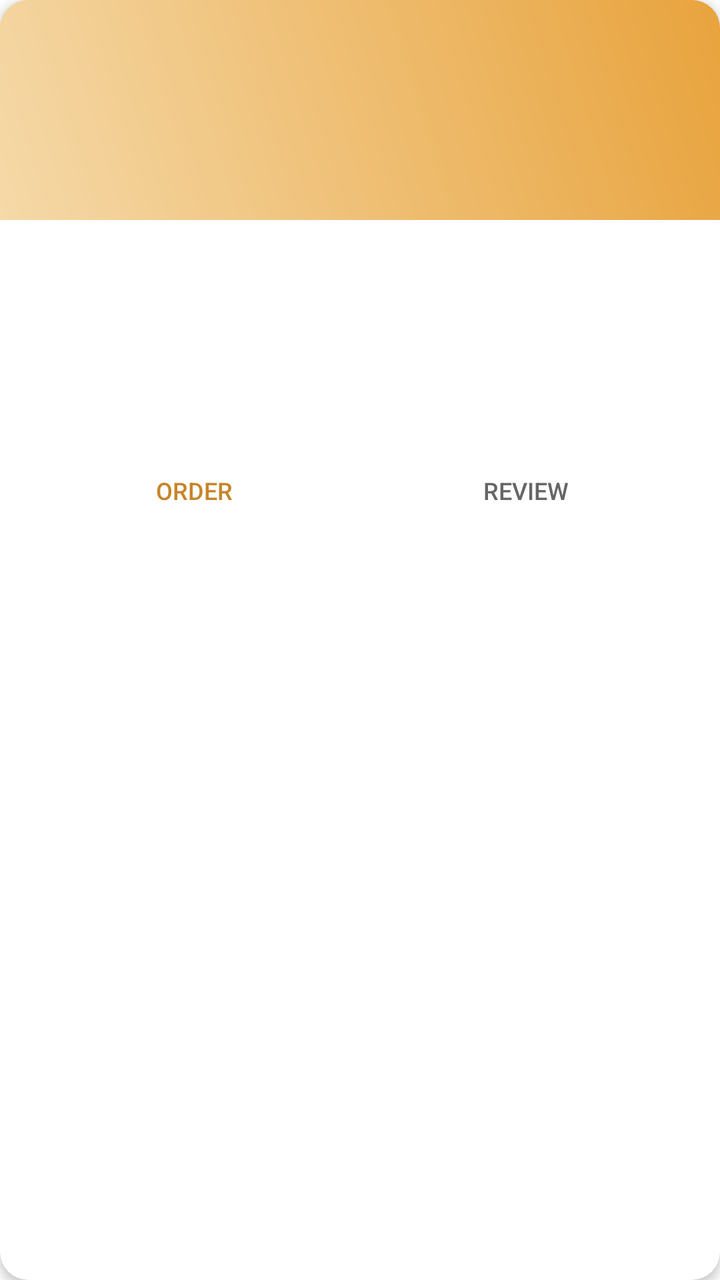
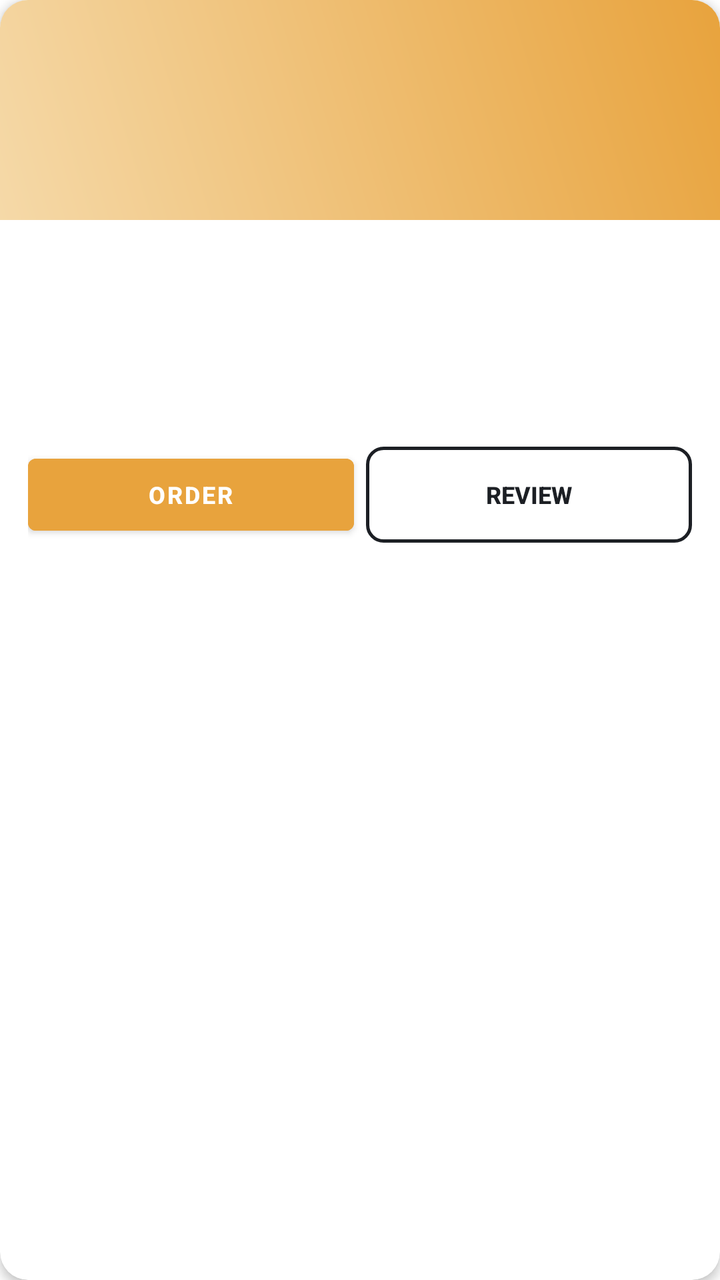

Compare the two renders of this Android layout. The source of the first and the diff that turns it into the second are given below.
<!-- AndroidManifest.xml: application theme Theme.LunchBox -->
<!-- res/layout/item_restaurant.xml -->
<?xml version="1.0" encoding="utf-8"?>
<androidx.cardview.widget.CardView xmlns:android="http://schemas.android.com/apk/res/android"
    xmlns:app="http://schemas.android.com/apk/res-auto"
    android:layout_width="match_parent"
    android:layout_height="wrap_content"
    android:layout_marginHorizontal="16dp"
    android:layout_marginVertical="6dp"
    app:cardCornerRadius="14dp"
    app:cardElevation="3dp">

    <LinearLayout
        android:layout_width="match_parent"
        android:layout_height="wrap_content"
        android:orientation="vertical">

        <FrameLayout
            android:layout_width="match_parent"
            android:layout_height="110dp">

            <View
                android:id="@+id/photoPlaceholder"
                android:layout_width="match_parent"
                android:layout_height="match_parent"
                android:background="@drawable/bg_photo_placeholder" />

            <TextView
                android:id="@+id/cuisineEmoji"
                android:layout_width="wrap_content"
                android:layout_height="wrap_content"
                android:layout_gravity="center"
                android:textSize="40sp" />

            <ImageView
                android:id="@+id/restaurantPhoto"
                android:layout_width="match_parent"
                android:layout_height="match_parent"
                android:scaleType="centerCrop"
                android:visibility="gone"
                android:contentDescription="@null" />

            <TextView
                android:id="@+id/distanceBadge"
                android:layout_width="wrap_content"
                android:layout_height="wrap_content"
                android:layout_gravity="top|end"
                android:layout_margin="8dp"
                android:background="@drawable/bg_badge"
                android:paddingHorizontal="8dp"
                android:paddingVertical="3dp"
                android:textColor="#FFFFFF"
                android:textSize="11sp"
                android:textStyle="bold"
                android:visibility="gone" />

        </FrameLayout>

        <LinearLayout
            android:layout_width="match_parent"
            android:layout_height="wrap_content"
            android:orientation="vertical"
            android:padding="14dp">

            <TextView
                android:id="@+id/restaurantName"
                android:layout_width="wrap_content"
                android:layout_height="wrap_content"
                android:textSize="16sp"
                android:textStyle="bold" />

            <TextView
                android:id="@+id/restaurantCuisine"
                android:layout_width="wrap_content"
                android:layout_height="wrap_content"
                android:layout_marginTop="2dp"
                android:textColor="#666666"
                android:textSize="13sp" />

            <TextView
                android:id="@+id/restaurantLocation"
                android:layout_width="match_parent"
                android:layout_height="wrap_content"
                android:layout_marginTop="6dp"
                android:textColor="#888888"
                android:textSize="12sp" />

            <TextView
                android:id="@+id/restaurantRating"
                android:layout_width="wrap_content"
                android:layout_height="wrap_content"
                android:layout_marginTop="6dp"
                android:textColor="#E8A33D"
                android:textSize="13sp"
                android:textStyle="bold" />

            <LinearLayout
                android:layout_width="match_parent"
                android:layout_height="wrap_content"
                android:layout_marginTop="10dp"
                android:orientation="horizontal">

                <Button
                    android:id="@+id/directionsButton"
                    style="?android:attr/borderlessButtonStyle"
                    android:layout_width="0dp"
                    android:layout_height="wrap_content"
                    android:layout_weight="1"
                    android:text="Directions"
                    android:textColor="#4285F4"
                    android:textSize="12sp"
                    android:visibility="gone" />

                <Button
                    android:id="@+id/orderButton"
                    style="?android:attr/borderlessButtonStyle"
                    android:layout_width="0dp"
                    android:layout_height="wrap_content"
                    android:layout_weight="1"
                    android:text="Order"
                    android:textColor="#C6852A"
                    android:textSize="12sp" />

                <Button
                    android:id="@+id/reviewButton"
                    style="?android:attr/borderlessButtonStyle"
                    android:layout_width="0dp"
                    android:layout_height="wrap_content"
                    android:layout_weight="1"
                    android:text="Review"
                    android:textColor="#666666"
                    android:textSize="12sp" />

            </LinearLayout>

        </LinearLayout>

    </LinearLayout>

</androidx.cardview.widget.CardView>
<!-- resources referenced by this layout -->
<resources>
  <!-- drawable bg_badge (drawable) -->
  <?xml version="1.0" encoding="utf-8"?>
  <shape xmlns:android="http://schemas.android.com/apk/res/android">
      <solid android:color="#CC000000" />
      <corners android:radius="10dp" />
  </shape>
  <!-- drawable bg_photo_placeholder (drawable) -->
  <?xml version="1.0" encoding="utf-8"?>
  <shape xmlns:android="http://schemas.android.com/apk/res/android">
      <gradient
          android:angle="45"
          android:startColor="#F5D9A8"
          android:endColor="#E8A33D" />
  </shape>
  <style name="Theme.LunchBox" parent="Theme.MaterialComponents.DayNight.NoActionBar">
          <item name="colorPrimary">#E8A33D</item>
          <item name="colorPrimaryVariant">#C6852A</item>
          <item name="colorOnPrimary">#FFFFFF</item>
          <item name="colorSecondary">#3D6E8A</item>
          <item name="android:statusBarColor" tools:targetApi="l">#C6852A</item>
      </style>
</resources>

<!-- the commit's change to res/layout/item_restaurant.xml (unified diff, before → after) -->
@@ -92,42 +92,62 @@
                 android:textSize="13sp"
                 android:textStyle="bold" />
 
+            <TextView
+                android:id="@+id/landmarkContext"
+                android:layout_width="match_parent"
+                android:layout_height="wrap_content"
+                android:layout_marginTop="6dp"
+                android:textColor="#3D6E8A"
+                android:textSize="12sp"
+                android:textStyle="italic"
+                android:visibility="gone" />
+
             <LinearLayout
                 android:layout_width="match_parent"
                 android:layout_height="wrap_content"
-                android:layout_marginTop="10dp"
+                android:layout_marginTop="12dp"
                 android:orientation="horizontal">
 
-                <Button
+                <androidx.appcompat.widget.AppCompatButton
                     android:id="@+id/directionsButton"
                     style="?android:attr/borderlessButtonStyle"
                     android:layout_width="0dp"
                     android:layout_height="wrap_content"
                     android:layout_weight="1"
+                    android:layout_marginEnd="6dp"
+                    android:background="@drawable/bg_button_outline_blue"
+                    android:paddingVertical="8dp"
                     android:text="Directions"
                     android:textColor="#4285F4"
                     android:textSize="12sp"
+                    android:textStyle="bold"
                     android:visibility="gone" />
 
                 <Button
                     android:id="@+id/orderButton"
-                    style="?android:attr/borderlessButtonStyle"
                     android:layout_width="0dp"
                     android:layout_height="wrap_content"
                     android:layout_weight="1"
+                    android:layout_marginEnd="6dp"
+                    android:backgroundTint="#E8A33D"
+                    android:paddingVertical="8dp"
                     android:text="Order"
-                    android:textColor="#C6852A"
-                    android:textSize="12sp" />
+                    android:textColor="#FFFFFF"
+                    android:textSize="12sp"
+                    android:textStyle="bold" />
 
-                <Button
+                <androidx.appcompat.widget.AppCompatButton
                     android:id="@+id/reviewButton"
                     style="?android:attr/borderlessButtonStyle"
                     android:layout_width="0dp"
                     android:layout_height="wrap_content"
                     android:layout_weight="1"
+                    android:background="@drawable/bg_button_outline"
+                    android:paddingVertical="8dp"
                     android:text="Review"
-                    android:textColor="#666666"
-                    android:textSize="12sp" />
+                    android:textColor="#1C1F24"
+                    android:textSize="12sp"
+                    android:textStyle="bold" />
 
             </LinearLayout>
 
<!-- resource entries referenced after the edit -->
@@ -5,6 +5,20 @@
   <shape xmlns:android="http://schemas.android.com/apk/res/android">
       <solid android:color="#CC000000" />
       <corners android:radius="10dp" />
+  </shape>
+  <!-- drawable bg_button_outline (drawable) -->
+  <?xml version="1.0" encoding="utf-8"?>
+  <shape xmlns:android="http://schemas.android.com/apk/res/android">
+      <stroke android:width="1.5dp" android:color="#1C1F24" />
+      <corners android:radius="8dp" />
+      <solid android:color="#00000000" />
+  </shape>
+  <!-- drawable bg_button_outline_blue (drawable) -->
+  <?xml version="1.0" encoding="utf-8"?>
+  <shape xmlns:android="http://schemas.android.com/apk/res/android">
+      <stroke android:width="1.5dp" android:color="#4285F4" />
+      <corners android:radius="8dp" />
+      <solid android:color="#00000000" />
   </shape>
   <!-- drawable bg_photo_placeholder (drawable) -->
   <?xml version="1.0" encoding="utf-8"?>
